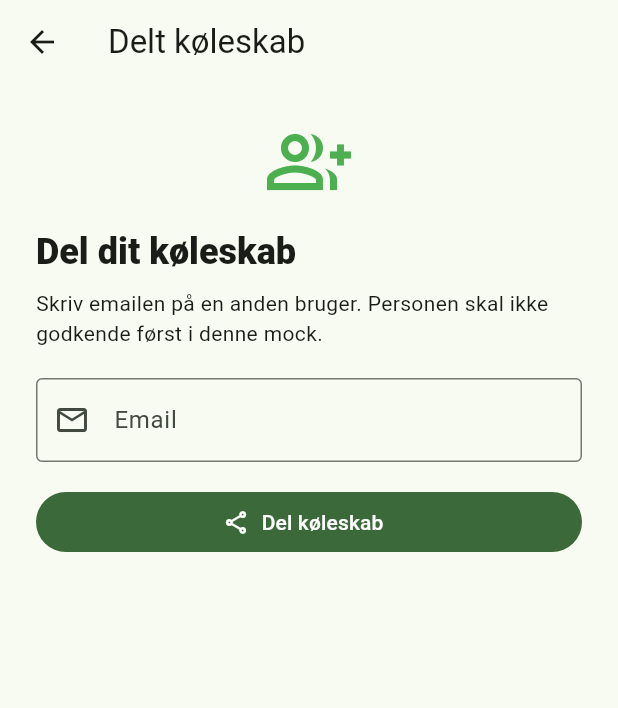
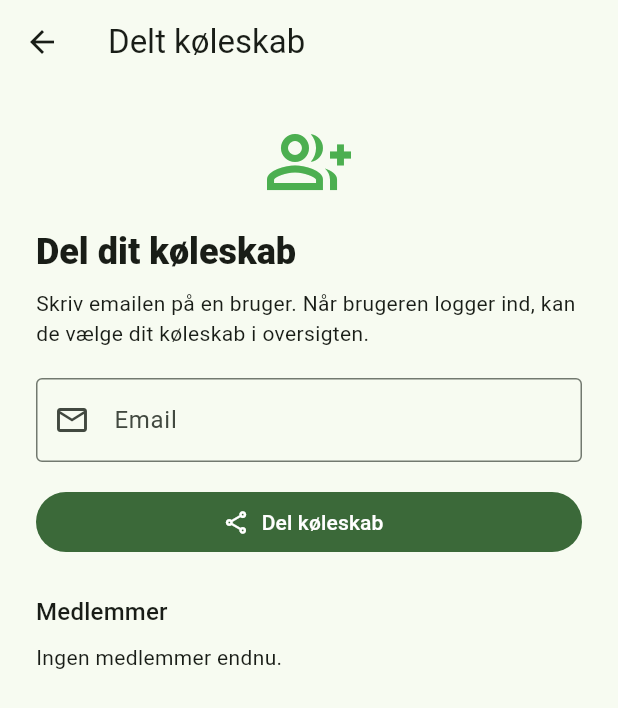
Before and after one commit to FrostyDrake/Fridge-Tracker_v1, a Flutter app: the screen it shows once a user with an empty profile is signed in, after a tap on the "groups" icon, on a phone screen of 412 x 824 dp. Shown: the top 708 px of the screen. Run offline on Flutter 3.47's test engine with Material 3 defaults, Android fonts, the phone set to English and light mode, and no system bars; our stand-ins replace cloud_firestore, firebase_auth, firebase_core, flutter_local_notifications, flutter_timezone, image_picker and 1 more; missing offline and left inert: google_mlkit_text_recognition, mobile_scanner; accounts and stored records are empty.

Commit message:
fixed shared frigde overview

```diff
--- a/lib/screens/fridge_overview_screen.dart
+++ b/lib/screens/fridge_overview_screen.dart
@@ -6,6 +6,7 @@ import '../services/auth_service.dart';
 import '../services/expiry_notification_service.dart';
 import '../services/fridge_item_service.dart';
 import '../services/open_food_facts_service.dart';
+import '../services/shared_fridge_service.dart';
 import 'add_item_screen.dart';
 import 'barcode_scanner_screen.dart';
 import 'ocr_scanner_screen.dart';
@@ -26,17 +27,22 @@ class _FridgeOverviewScreenState extends State<FridgeOverviewScreen> {
   static final _itemService = FridgeItemService();
   static final _notificationService = ExpiryNotificationService.instance;
   static final _productService = OpenFoodFactsService();
+  static final _sharedFridgeService = SharedFridgeService();
 
   _ExpiryFilter _expiryFilter = _ExpiryFilter.all;
   String? _categoryFilter;
+  String? _activeOwnerId;
+  String? _activeFridgeLabel;
 
   String get userId => widget.userId;
-  String get _itemsPath => 'users/$userId/fridges/default/items';
+  String get _fridgeOwnerId => _activeOwnerId ?? userId;
+  String get _itemsPath => 'users/$_fridgeOwnerId/fridges/default/items';
+  bool get _isViewingSharedFridge => _fridgeOwnerId != userId;
 
   void _goToAddItem(BuildContext context) {
     Navigator.push(
       context,
-      MaterialPageRoute(builder: (_) => AddItemScreen(userId: userId)),
+      MaterialPageRoute(builder: (_) => AddItemScreen(userId: _fridgeOwnerId)),
     );
   }
 
@@ -44,7 +50,7 @@ class _FridgeOverviewScreenState extends State<FridgeOverviewScreen> {
     Navigator.push(
       context,
       MaterialPageRoute(
-        builder: (_) => RecipeSuggestionsScreen(userId: userId),
+        builder: (_) => RecipeSuggestionsScreen(userId: _fridgeOwnerId),
       ),
     );
   }
@@ -52,7 +58,9 @@ class _FridgeOverviewScreenState extends State<FridgeOverviewScreen> {
   void _goToSharedFridge(BuildContext context) {
     Navigator.push(
       context,
-      MaterialPageRoute(builder: (_) => const SharedFridgeMembersScreen()),
+      MaterialPageRoute(
+        builder: (_) => SharedFridgeMembersScreen(ownerUserId: userId),
+      ),
     );
   }
 
@@ -135,7 +143,7 @@ class _FridgeOverviewScreenState extends State<FridgeOverviewScreen> {
   Future<void> _goToOcrScanner(BuildContext context) async {
     final didSave = await Navigator.push<bool>(
       context,
-      MaterialPageRoute(builder: (_) => OcrScannerScreen(userId: userId)),
+      MaterialPageRoute(builder: (_) => OcrScannerScreen(userId: _fridgeOwnerId)),
     );
 
     if (!context.mounted || didSave != true) {
@@ -166,7 +174,7 @@ class _FridgeOverviewScreenState extends State<FridgeOverviewScreen> {
 
     try {
       await _itemService.addItem(
-        userId: userId,
+        userId: _fridgeOwnerId,
         name: product.name,
         category: product.category,
         expiryDate: DateTime.now().add(const Duration(days: 7)),
@@ -207,7 +215,7 @@ class _FridgeOverviewScreenState extends State<FridgeOverviewScreen> {
     final messenger = ScaffoldMessenger.of(context);
 
     try {
-      await _itemService.deleteItem(userId: userId, itemId: item.id);
+      await _itemService.deleteItem(userId: _fridgeOwnerId, itemId: item.id);
     } catch (error) {
       messenger.showSnackBar(
         SnackBar(content: Text('Varen kunne ikke slettes: $error')),
@@ -223,7 +231,7 @@ class _FridgeOverviewScreenState extends State<FridgeOverviewScreen> {
           label: 'Fortryd',
           onPressed: () {
             _itemService.restoreItem(
-              userId: userId,
+              userId: _fridgeOwnerId,
               itemId: item.id,
               data: item.data,
             );
@@ -242,7 +250,7 @@ class _FridgeOverviewScreenState extends State<FridgeOverviewScreen> {
   }) async {
     try {
       await _itemService.updateItem(
-        userId: userId,
+        userId: _fridgeOwnerId,
         itemId: itemId,
         name: name,
         category: category,
@@ -408,7 +416,7 @@ class _FridgeOverviewScreenState extends State<FridgeOverviewScreen> {
 
   Widget _itemsView(BuildContext context) {
     return StreamBuilder<QuerySnapshot<Map<String, dynamic>>>(
-      stream: _itemService.watchItems(userId),
+      stream: _itemService.watchItems(_fridgeOwnerId),
       builder: (context, snapshot) {
         if (snapshot.hasError) {
           return _messageView(_errorMessage(snapshot.error!));
@@ -466,31 +474,74 @@ class _FridgeOverviewScreenState extends State<FridgeOverviewScreen> {
   }
 
   Widget _sharedFridgeCard(BuildContext context) {
-    return ValueListenableBuilder<String?>(
-      valueListenable: SharedFridgeMockState.sharedEmail,
-      builder: (context, sharedEmail, _) {
-        if (sharedEmail == null) {
+    return StreamBuilder<List<SharedFridge>>(
+      stream: _sharedFridgeService.watchSharedFridges(userId),
+      builder: (context, snapshot) {
+        final sharedFridges = snapshot.data ?? [];
+        if (sharedFridges.isEmpty && !_isViewingSharedFridge) {
           return const SizedBox.shrink();
         }
 
         return Padding(
           padding: const EdgeInsets.fromLTRB(16, 12, 16, 0),
-          child: Card(
-            elevation: 0,
-            shape: RoundedRectangleBorder(
-              borderRadius: BorderRadius.circular(8),
-              side: BorderSide(color: Theme.of(context).dividerColor),
-            ),
-            child: ListTile(
-              leading: const Icon(Icons.groups_outlined),
-              title: const Text('F\u00e6lles k\u00f8leskab'),
-              subtitle: Text('Delt med $sharedEmail'),
-              trailing: const Icon(Icons.chevron_right),
-              onTap: () => _goToSharedFridge(context),
-            ),
+          child: Column(
+            children: [
+              if (_isViewingSharedFridge)
+                _sharedFridgeTile(
+                  context,
+                  title: _activeFridgeLabel ?? 'Delt køleskab',
+                  subtitle: 'Du ser et delt køleskab',
+                  trailing: TextButton(
+                    onPressed: () {
+                      setState(() {
+                        _activeOwnerId = null;
+                        _activeFridgeLabel = null;
+                      });
+                    },
+                    child: const Text('Mit'),
+                  ),
+                ),
+              for (final fridge in sharedFridges)
+                _sharedFridgeTile(
+                  context,
+                  title: fridge.fridgeName,
+                  subtitle: 'Delt fra ${fridge.ownerEmail}',
+                  trailing: const Icon(Icons.chevron_right),
+                  onTap: () {
+                    setState(() {
+                      _activeOwnerId = fridge.ownerId;
+                      _activeFridgeLabel =
+                          '${fridge.fridgeName} fra ${fridge.ownerEmail}';
+                    });
+                  },
+                ),
+            ],
           ),
         );
       },
+    );
+  }
+
+  Widget _sharedFridgeTile(
+    BuildContext context, {
+    required String title,
+    required String subtitle,
+    required Widget trailing,
+    VoidCallback? onTap,
+  }) {
+    return Card(
+      elevation: 0,
+      shape: RoundedRectangleBorder(
+        borderRadius: BorderRadius.circular(8),
+        side: BorderSide(color: Theme.of(context).dividerColor),
+      ),
+      child: ListTile(
+        leading: const Icon(Icons.groups_outlined),
+        title: Text(title),
+        subtitle: Text(subtitle),
+        trailing: trailing,
+        onTap: onTap,
+      ),
     );
   }
 
@@ -1053,7 +1104,7 @@ class _FridgeOverviewScreenState extends State<FridgeOverviewScreen> {
   Widget build(BuildContext context) {
     return Scaffold(
       appBar: AppBar(
-        title: const Text('Mit køleskab'),
+        title: Text(_isViewingSharedFridge ? 'Delt køleskab' : 'Mit køleskab'),
         actions: [
           IconButton(
             onPressed: () => _goToSharedFridge(context),
--- a/lib/screens/recipe_suggestions_screen.dart
+++ b/lib/screens/recipe_suggestions_screen.dart
@@ -467,7 +467,7 @@ class _RecipeSuggestionsScreenState extends State<RecipeSuggestionsScreen> {
     return Container(
       padding: const EdgeInsets.symmetric(horizontal: 8, vertical: 4),
       decoration: BoxDecoration(
-        color: Colors.black.withValues(alpha: 0.06),
+        color: Colors.black.withOpacity(0.06),
         borderRadius: BorderRadius.circular(999),
       ),
       child: Row(
--- a/lib/screens/shared_fridge_members_screen.dart
+++ b/lib/screens/shared_fridge_members_screen.dart
@@ -1,11 +1,11 @@
 import 'package:flutter/material.dart';
 
-class SharedFridgeMockState {
-  static final sharedEmail = ValueNotifier<String?>(null);
-}
+import '../services/shared_fridge_service.dart';
 
 class SharedFridgeMembersScreen extends StatefulWidget {
-  const SharedFridgeMembersScreen({super.key});
+  const SharedFridgeMembersScreen({super.key, required this.ownerUserId});
+
+  final String ownerUserId;
 
   @override
   State<SharedFridgeMembersScreen> createState() =>
@@ -14,6 +14,9 @@ class SharedFridgeMembersScreen extends StatefulWidget {
 
 class _SharedFridgeMembersScreenState extends State<SharedFridgeMembersScreen> {
   final _emailController = TextEditingController();
+  final _service = SharedFridgeService();
+
+  bool _isSharing = false;
 
   @override
   void dispose() {
@@ -21,55 +24,57 @@ class _SharedFridgeMembersScreenState extends State<SharedFridgeMembersScreen> {
     super.dispose();
   }
 
-  void _shareFridge() {
-    final email = _emailController.text.trim();
-    if (email.isEmpty) {
-      ScaffoldMessenger.of(context).showSnackBar(
-        const SnackBar(content: Text('Skriv en email f\u00f8rst')),
+  Future<void> _shareFridge() async {
+    setState(() {
+      _isSharing = true;
+    });
+
+    try {
+      await _service.shareWithEmail(
+        ownerUserId: widget.ownerUserId,
+        recipientEmail: _emailController.text,
       );
+      _emailController.clear();
+      if (!mounted) {
         return;
       }
-
-    SharedFridgeMockState.sharedEmail.value = email;
-    ScaffoldMessenger.of(
-      context,
-    ).showSnackBar(SnackBar(content: Text('K\u00f8leskabet deles med $email')));
+      ScaffoldMessenger.of(context).showSnackBar(
+        const SnackBar(content: Text('Køleskabet er delt')),
+      );
+    } catch (error) {
+      if (!mounted) {
+        return;
       }
-
-  void _stopSharing() {
-    SharedFridgeMockState.sharedEmail.value = null;
-    _emailController.clear();
+      ScaffoldMessenger.of(context).showSnackBar(
+        SnackBar(content: Text('Kunne ikke dele: $error')),
+      );
+    } finally {
+      if (mounted) {
+        setState(() {
+          _isSharing = false;
+        });
+      }
+    }
   }
 
   @override
   Widget build(BuildContext context) {
     return Scaffold(
-      appBar: AppBar(title: const Text('Delt k\u00f8leskab')),
-      body: ValueListenableBuilder<String?>(
-        valueListenable: SharedFridgeMockState.sharedEmail,
-        builder: (context, sharedEmail, _) {
-          final isShared = sharedEmail != null;
-
-          return ListView(
+      appBar: AppBar(title: const Text('Delt køleskab')),
+      body: ListView(
         padding: const EdgeInsets.all(24),
         children: [
-              Icon(
-                isShared ? Icons.groups : Icons.group_add_outlined,
-                size: 56,
-                color: Colors.green,
-              ),
+          Icon(Icons.group_add_outlined, size: 56, color: Colors.green),
           const SizedBox(height: 16),
           Text(
-                isShared ? 'K\u00f8leskabet er delt' : 'Del dit k\u00f8leskab',
+            'Del dit køleskab',
             style: Theme.of(context).textTheme.headlineSmall?.copyWith(
               fontWeight: FontWeight.w800,
             ),
           ),
           const SizedBox(height: 8),
-              Text(
-                isShared
-                    ? '$sharedEmail kan nu ses som medlem i denne mock.'
-                    : 'Skriv emailen p\u00e5 en anden bruger. Personen skal ikke godkende f\u00f8rst i denne mock.',
+          const Text(
+            'Skriv emailen på en bruger. Når brugeren logger ind, kan de vælge dit køleskab i oversigten.',
           ),
           const SizedBox(height: 20),
           TextField(
@@ -84,12 +89,28 @@ class _SharedFridgeMembersScreenState extends State<SharedFridgeMembersScreen> {
           ),
           const SizedBox(height: 16),
           FilledButton.icon(
-                onPressed: _shareFridge,
+            onPressed: _isSharing ? null : _shareFridge,
             icon: const Icon(Icons.share_outlined),
-                label: const Text('Del k\u00f8leskab'),
+            label: Text(_isSharing ? 'Deler...' : 'Del køleskab'),
           ),
-              if (isShared) ...[
           const SizedBox(height: 24),
+          Text('Medlemmer', style: Theme.of(context).textTheme.titleMedium),
+          const SizedBox(height: 8),
+          StreamBuilder<List<SharedFridgeMember>>(
+            stream: _service.watchMembers(widget.ownerUserId),
+            builder: (context, snapshot) {
+              if (snapshot.connectionState == ConnectionState.waiting) {
+                return const Center(child: CircularProgressIndicator());
+              }
+
+              final members = snapshot.data ?? [];
+              if (members.isEmpty) {
+                return const Text('Ingen medlemmer endnu.');
+              }
+
+              return Column(
+                children: [
+                  for (final member in members)
                     Card(
                       elevation: 0,
                       shape: RoundedRectangleBorder(
@@ -97,22 +118,17 @@ class _SharedFridgeMembersScreenState extends State<SharedFridgeMembersScreen> {
                         side: BorderSide(color: Theme.of(context).dividerColor),
                       ),
                       child: ListTile(
-                    leading: const Icon(Icons.groups_outlined),
-                    title: const Text('Medlem'),
-                    subtitle: Text(sharedEmail),
-                    trailing: const Chip(label: Text('shared')),
+                        leading: const Icon(Icons.person_outline),
+                        title: Text(member.email),
+                        subtitle: const Text('Kan se køleskabet'),
                       ),
                     ),
-                TextButton.icon(
-                  onPressed: _stopSharing,
-                  icon: const Icon(Icons.close),
-                  label: const Text('Stop deling'),
-                ),
-              ],
                 ],
               );
             },
           ),
+        ],
+      ),
     );
   }
 }
--- a/lib/services/auth_service.dart
+++ b/lib/services/auth_service.dart
@@ -50,6 +50,7 @@ class AuthService {
     final batch = _firestore.batch();
     batch.set(userRef, {
       'email': user.email,
+      'emailLower': user.email?.toLowerCase(),
       'createdAt': now,
       'updatedAt': now,
     }, SetOptions(merge: true));
--- /dev/null
+++ b/lib/services/shared_fridge_service.dart
@@ -0,0 +1,153 @@
+import 'package:cloud_firestore/cloud_firestore.dart';
+
+import 'firestore_database.dart';
+
+class SharedFridge {
+  const SharedFridge({
+    required this.ownerId,
+    required this.ownerEmail,
+    required this.fridgeName,
+  });
+
+  final String ownerId;
+  final String ownerEmail;
+  final String fridgeName;
+
+  factory SharedFridge.fromDoc(DocumentSnapshot<Map<String, dynamic>> doc) {
+    final data = doc.data() ?? {};
+    return SharedFridge(
+      ownerId: data['ownerId'] as String? ?? doc.id,
+      ownerEmail: data['ownerEmail'] as String? ?? 'Ukendt bruger',
+      fridgeName: data['fridgeName'] as String? ?? 'Delt køleskab',
+    );
+  }
+}
+
+class SharedFridgeMember {
+  const SharedFridgeMember({required this.uid, required this.email});
+
+  final String uid;
+  final String email;
+
+  factory SharedFridgeMember.fromDoc(
+    DocumentSnapshot<Map<String, dynamic>> doc,
+  ) {
+    final data = doc.data() ?? {};
+    return SharedFridgeMember(
+      uid: data['uid'] as String? ?? doc.id,
+      email: data['email'] as String? ?? 'Ukendt bruger',
+    );
+  }
+}
+
+class SharedFridgeService {
+  SharedFridgeService({FirebaseFirestore? firestore})
+    : _firestore = firestore ?? FirestoreDatabase.instance;
+
+  final FirebaseFirestore _firestore;
+
+  Stream<List<SharedFridge>> watchSharedFridges(String userId) {
+    return _firestore
+        .collection('users')
+        .doc(userId)
+        .collection('sharedFridges')
+        .snapshots()
+        .map((snapshot) => snapshot.docs.map(SharedFridge.fromDoc).toList());
+  }
+
+  Stream<List<SharedFridgeMember>> watchMembers(String ownerUserId) {
+    return _firestore
+        .collection('users')
+        .doc(ownerUserId)
+        .collection('fridges')
+        .doc('default')
+        .collection('members')
+        .snapshots()
+        .map(
+          (snapshot) =>
+              snapshot.docs.map(SharedFridgeMember.fromDoc).toList(),
+        );
+  }
+
+  Future<void> shareWithEmail({
+    required String ownerUserId,
+    required String recipientEmail,
+  }) async {
+    final email = recipientEmail.trim();
+    final normalizedEmail = email.toLowerCase();
+    if (email.isEmpty) {
+      throw const SharedFridgeException('Skriv en email først');
+    }
+
+    final recipient = await _findUserByEmail(email, normalizedEmail);
+    if (recipient == null) {
+      throw const SharedFridgeException('Brugeren blev ikke fundet');
+    }
+    if (recipient.id == ownerUserId) {
+      throw const SharedFridgeException('Du kan ikke dele med dig selv');
+    }
+
+    final ownerDoc = await _firestore.collection('users').doc(ownerUserId).get();
+    final ownerEmail =
+        ownerDoc.data()?['email'] as String? ?? 'Ukendt bruger';
+    final now = FieldValue.serverTimestamp();
+    final batch = _firestore.batch();
+
+    final recipientShareRef = _firestore
+        .collection('users')
+        .doc(recipient.id)
+        .collection('sharedFridges')
+        .doc(ownerUserId);
+    batch.set(recipientShareRef, {
+      'ownerId': ownerUserId,
+      'ownerEmail': ownerEmail,
+      'fridgeName': 'Delt køleskab',
+      'sharedAt': now,
+    }, SetOptions(merge: true));
+
+    final memberRef = _firestore
+        .collection('users')
+        .doc(ownerUserId)
+        .collection('fridges')
+        .doc('default')
+        .collection('members')
+        .doc(recipient.id);
+    batch.set(memberRef, {
+      'uid': recipient.id,
+      'email': recipient.data()['email'] as String? ?? email,
+      'sharedAt': now,
+    }, SetOptions(merge: true));
+
+    await batch.commit();
+  }
+
+  Future<QueryDocumentSnapshot<Map<String, dynamic>>?> _findUserByEmail(
+    String email,
+    String normalizedEmail,
+  ) async {
+    final byNormalized = await _firestore
+        .collection('users')
+        .where('emailLower', isEqualTo: normalizedEmail)
+        .limit(1)
+        .get();
+    if (byNormalized.docs.isNotEmpty) {
+      return byNormalized.docs.first;
+    }
+
+    final byEmail = await _firestore
+        .collection('users')
+        .where('email', isEqualTo: email)
+        .limit(1)
+        .get();
+    return byEmail.docs.isEmpty ? null : byEmail.docs.first;
+  }
+}
+
+class SharedFridgeException implements Exception {
+  const SharedFridgeException(this.message);
+
+  final String message;
+
+  @override
+  String toString() => message;
+}
```
Also changed, not shown: 1 other file. Lines whose indentation alone changed are shown as unchanged.
